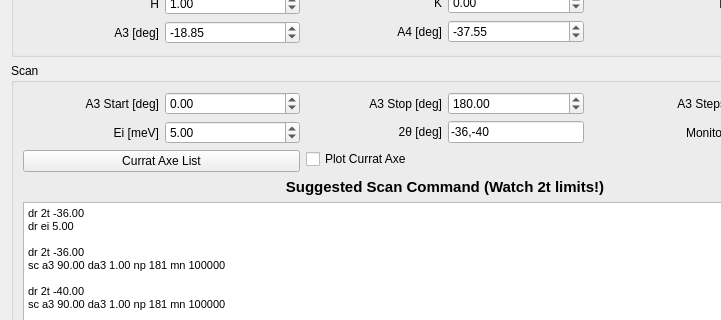
Qt form src/main/resources/base/Views/Prediction.ui (MJOLNIRPackage/MJOLNIR-GUI) before a commit; both pictures show x 0 to 721 and y 476 to 796 of the 890 by 901 pixel window.
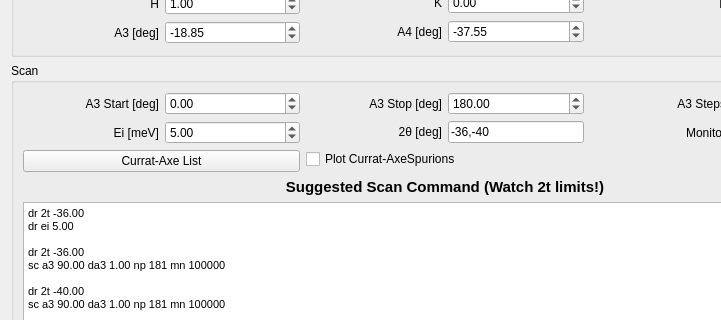
The same form after that commit.

Commit message: Correct naming Make CurratAxe window pop to front when button clicked while window still exists

Diff of the .ui file:
```diff
--- a/src/main/resources/base/Views/Prediction.ui
+++ b/src/main/resources/base/Views/Prediction.ui
@@ -960,7 +960,7 @@
           <item>
            <widget class="QPushButton" name="scan_curratAxe_pushButton">
             <property name="text">
-             <string>Currat Axe List</string>
+             <string>Currat-Axe List</string>
             </property>
            </widget>
           </item>
@@ -1025,7 +1025,7 @@
           <item>
            <widget class="QCheckBox" name="scan_curratAxe_checkBox">
             <property name="text">
-             <string>Plot Currat Axe</string>
+             <string>Plot Currat-AxeSpurions</string>
             </property>
            </widget>
           </item>
```
The commit also changes 1 other file.
